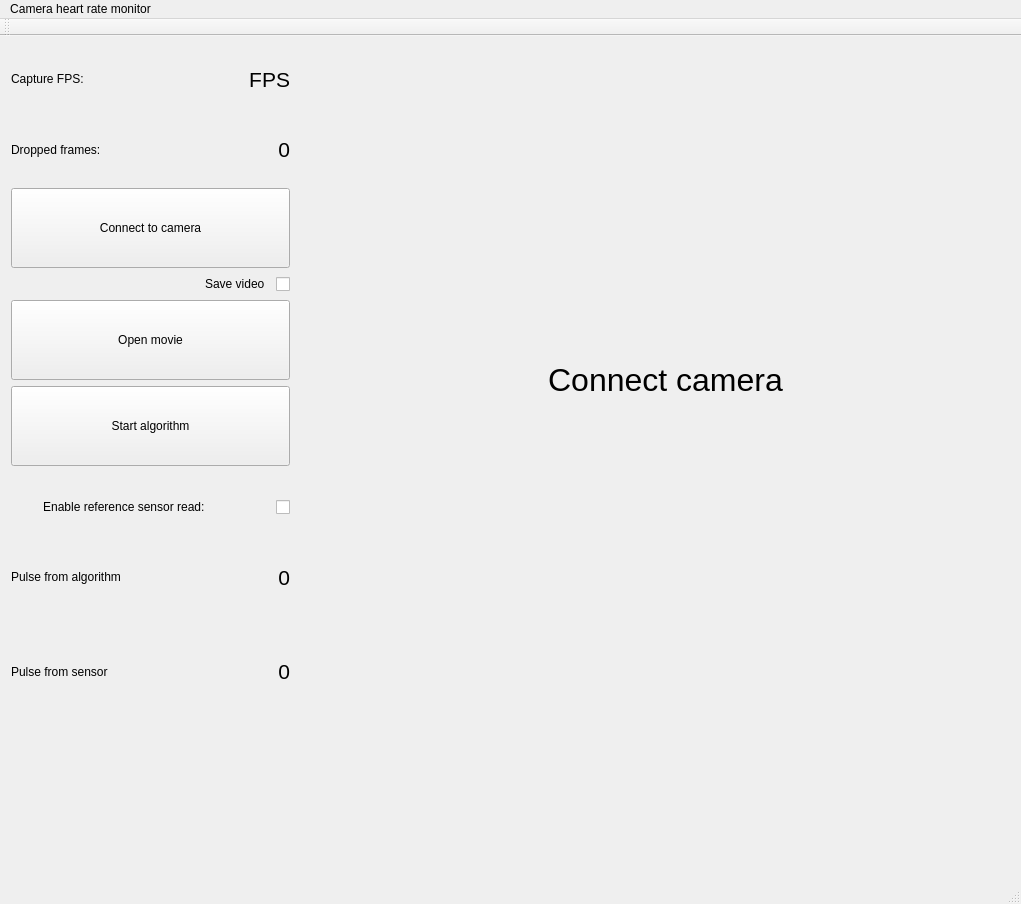
Qt form ui/mainwindow.ui (wglowacki/camera_pulse_detector) before a commit.
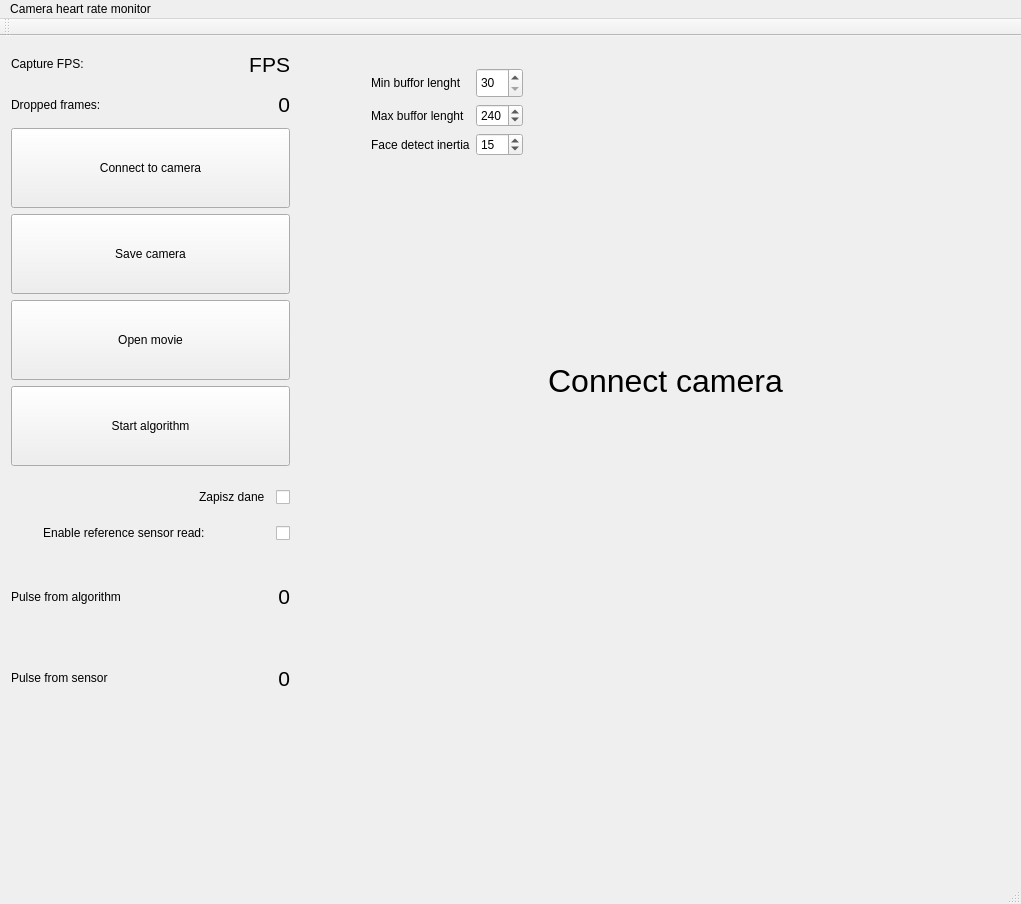
The same form after that commit.

The edit to the form file:
```diff
--- a/ui/mainwindow.ui
+++ b/ui/mainwindow.ui
@@ -108,12 +108,15 @@
       </widget>
      </item>
      <item row="5" column="0" colspan="2">
-      <widget class="QCheckBox" name="saveVideoCheckbox">
-       <property name="layoutDirection">
-        <enum>Qt::RightToLeft</enum>
+      <widget class="QPushButton" name="saveCameraButton">
+       <property name="minimumSize">
+        <size>
+         <width>0</width>
+         <height>80</height>
+        </size>
        </property>
        <property name="text">
-        <string>Save video  </string>
+        <string>Save camera</string>
        </property>
       </widget>
      </item>
@@ -131,8 +134,183 @@
     <layout class="QVBoxLayout" name="verticalLayout">
      <item>
       <layout class="QGridLayout" name="gridLayout_2">
+       <property name="bottomMargin">
+        <number>2</number>
+       </property>
        <item row="0" column="0">
+        <layout class="QGridLayout" name="gridLayout_4">
+         <property name="sizeConstraint">
+          <enum>QLayout::SetMinimumSize</enum>
+         </property>
+         <item row="0" column="2">
+          <widget class="QSpinBox" name="spinBufMin">
+           <property name="sizePolicy">
+            <sizepolicy hsizetype="Minimum" vsizetype="Fixed">
+             <horstretch>0</horstretch>
+             <verstretch>0</verstretch>
+            </sizepolicy>
+           </property>
+           <property name="maximumSize">
+            <size>
+             <width>16777215</width>
+             <height>30</height>
+            </size>
+           </property>
+           <property name="minimum">
+            <number>30</number>
+           </property>
+          </widget>
+         </item>
+         <item row="1" column="1">
+          <widget class="QLabel" name="label_2">
+           <property name="text">
+            <string>Max buffor lenght</string>
+           </property>
+          </widget>
+         </item>
+         <item row="0" column="3">
+          <spacer name="horizontalSpacer">
+           <property name="orientation">
+            <enum>Qt::Horizontal</enum>
+           </property>
+           <property name="sizeHint" stdset="0">
+            <size>
+             <width>30</width>
+             <height>20</height>
+            </size>
+           </property>
+          </spacer>
+         </item>
+         <item row="1" column="2">
+          <widget class="QSpinBox" name="spinBufMax">
+           <property name="minimum">
+            <number>100</number>
+           </property>
+           <property name="maximum">
+            <number>600</number>
+           </property>
+           <property name="value">
+            <number>240</number>
+           </property>
+          </widget>
+         </item>
+         <item row="2" column="1">
+          <widget class="QLabel" name="label">
+           <property name="text">
+            <string>Face detect inertia</string>
+           </property>
+          </widget>
+         </item>
+         <item row="2" column="3">
+          <spacer name="horizontalSpacer_3">
+           <property name="orientation">
+            <enum>Qt::Horizontal</enum>
+           </property>
+           <property name="sizeHint" stdset="0">
+            <size>
+             <width>40</width>
+             <height>20</height>
+            </size>
+           </property>
+          </spacer>
+         </item>
+         <item row="1" column="3">
+          <spacer name="horizontalSpacer_2">
+           <property name="orientation">
+            <enum>Qt::Horizontal</enum>
+           </property>
+           <property name="sizeHint" stdset="0">
+            <size>
+             <width>40</width>
+             <height>20</height>
+            </size>
+           </property>
+          </spacer>
+         </item>
+         <item row="2" column="2">
+          <widget class="QSpinBox" name="spinFaceInertia">
+           <property name="value">
+            <number>15</number>
+           </property>
+          </widget>
+         </item>
+         <item row="0" column="1">
+          <widget class="QLabel" name="label_3">
+           <property name="sizePolicy">
+            <sizepolicy hsizetype="Minimum" vsizetype="Minimum">
+             <horstretch>0</horstretch>
+             <verstretch>0</verstretch>
+            </sizepolicy>
+           </property>
+           <property name="maximumSize">
+            <size>
+             <width>16777215</width>
+             <height>30</height>
+            </size>
+           </property>
+           <property name="text">
+            <string>Min buffor lenght</string>
+           </property>
+          </widget>
+         </item>
+         <item row="0" column="0">
+          <spacer name="horizontalSpacer_4">
+           <property name="orientation">
+            <enum>Qt::Horizontal</enum>
+           </property>
+           <property name="sizeType">
+            <enum>QSizePolicy::Minimum</enum>
+           </property>
+           <property name="sizeHint" stdset="0">
+            <size>
+             <width>40</width>
+             <height>20</height>
+            </size>
+           </property>
+          </spacer>
+         </item>
+         <item row="1" column="0">
+          <spacer name="horizontalSpacer_5">
+           <property name="orientation">
+            <enum>Qt::Horizontal</enum>
+           </property>
+           <property name="sizeType">
+            <enum>QSizePolicy::Minimum</enum>
+           </property>
+           <property name="sizeHint" stdset="0">
+            <size>
+             <width>40</width>
+             <height>20</height>
+            </size>
+           </property>
+          </spacer>
+         </item>
+         <item row="2" column="0">
+          <spacer name="horizontalSpacer_6">
+           <property name="orientation">
+            <enum>Qt::Horizontal</enum>
+           </property>
+           <property name="sizeType">
+            <enum>QSizePolicy::Minimum</enum>
+           </property>
+           <property name="sizeHint" stdset="0">
+            <size>
+             <width>20</width>
+             <height>20</height>
+            </size>
+           </property>
+          </spacer>
+         </item>
+        </layout>
+       </item>
+       <item row="2" column="0">
         <widget class="QLabel" name="imageDisplay">
+         <property name="sizePolicy">
+          <sizepolicy hsizetype="Expanding" vsizetype="Expanding">
+           <horstretch>0</horstretch>
+           <verstretch>0</verstretch>
+          </sizepolicy>
+         </property>
          <property name="minimumSize">
           <size>
            <width>0</width>
@@ -150,6 +328,38 @@
          </property>
         </widget>
        </item>
+       <item row="3" column="0">
+        <spacer name="verticalSpacer">
+         <property name="orientation">
+          <enum>Qt::Vertical</enum>
+         </property>
+         <property name="sizeType">
+          <enum>QSizePolicy::Fixed</enum>
+         </property>
+         <property name="sizeHint" stdset="0">
+          <size>
+           <width>20</width>
+           <height>120</height>
+          </size>
+         </property>
+        </spacer>
+       </item>
+       <item row="1" column="0">
+        <spacer name="verticalSpacer_2">
+         <property name="orientation">
+          <enum>Qt::Vertical</enum>
+         </property>
+         <property name="sizeType">
+          <enum>QSizePolicy::Minimum</enum>
+         </property>
+         <property name="sizeHint" stdset="0">
+          <size>
+           <width>10</width>
+           <height>10</height>
+          </size>
+         </property>
+        </spacer>
+       </item>
       </layout>
      </item>
     </layout>
@@ -164,35 +374,35 @@
      </rect>
     </property>
     <layout class="QGridLayout" name="gridLayout_3">
-     <item row="1" column="0">
-      <widget class="QLabel" name="fpsTextLabel_2">
-       <property name="text">
-        <string>&lt;html&gt;&lt;head/&gt;&lt;body&gt;&lt;p&gt;Pulse from algorithm&lt;/p&gt;&lt;/body&gt;&lt;/html&gt;</string>
-       </property>
-      </widget>
-     </item>
-     <item row="1" column="1">
+     <item row="2" column="1">
       <widget class="QLabel" name="labelBps">
        <property name="text">
         <string>&lt;html&gt;&lt;head/&gt;&lt;body&gt;&lt;p align=&quot;right&quot;&gt;&lt;span style=&quot; font-size:16pt;&quot;&gt;0&lt;/span&gt;&lt;/p&gt;&lt;/body&gt;&lt;/html&gt;</string>
        </property>
       </widget>
      </item>
-     <item row="2" column="0">
+     <item row="3" column="0">
       <widget class="QLabel" name="fpsTextLabel_3">
        <property name="text">
         <string>&lt;html&gt;&lt;head/&gt;&lt;body&gt;&lt;p&gt;Pulse from sensor&lt;/p&gt;&lt;/body&gt;&lt;/html&gt;</string>
        </property>
       </widget>
      </item>
-     <item row="2" column="1">
+     <item row="3" column="1">
       <widget class="QLabel" name="labelSensor">
        <property name="text">
         <string>&lt;html&gt;&lt;head/&gt;&lt;body&gt;&lt;p align=&quot;right&quot;&gt;&lt;span style=&quot; font-size:16pt;&quot;&gt;0&lt;/span&gt;&lt;/p&gt;&lt;/body&gt;&lt;/html&gt;</string>
        </property>
       </widget>
      </item>
-     <item row="0" column="0" colspan="2">
+     <item row="2" column="0">
+      <widget class="QLabel" name="fpsTextLabel_2">
+       <property name="text">
+        <string>&lt;html&gt;&lt;head/&gt;&lt;body&gt;&lt;p&gt;Pulse from algorithm&lt;/p&gt;&lt;/body&gt;&lt;/html&gt;</string>
+       </property>
+      </widget>
+     </item>
+     <item row="1" column="0" colspan="2">
       <widget class="QCheckBox" name="referenceSensorEnableCheckbox">
        <property name="minimumSize">
         <size>
@@ -208,6 +418,16 @@
        </property>
       </widget>
      </item>
+     <item row="0" column="0" colspan="2">
+      <widget class="QCheckBox" name="saveVideoCheckbox">
+       <property name="layoutDirection">
+        <enum>Qt::RightToLeft</enum>
+       </property>
+       <property name="text">
+        <string>Zapisz dane  </string>
+       </property>
+      </widget>
+     </item>
     </layout>
    </widget>
   </widget>
```
Left out of the diff: 88 changed lines with no effect on the pictures.
